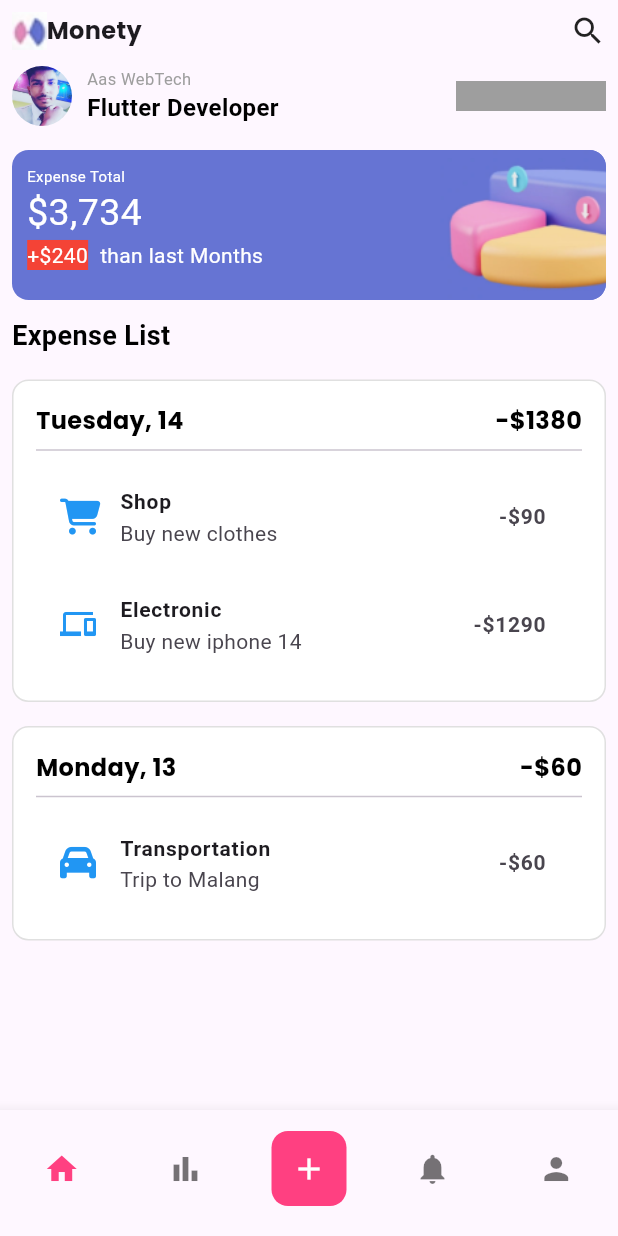
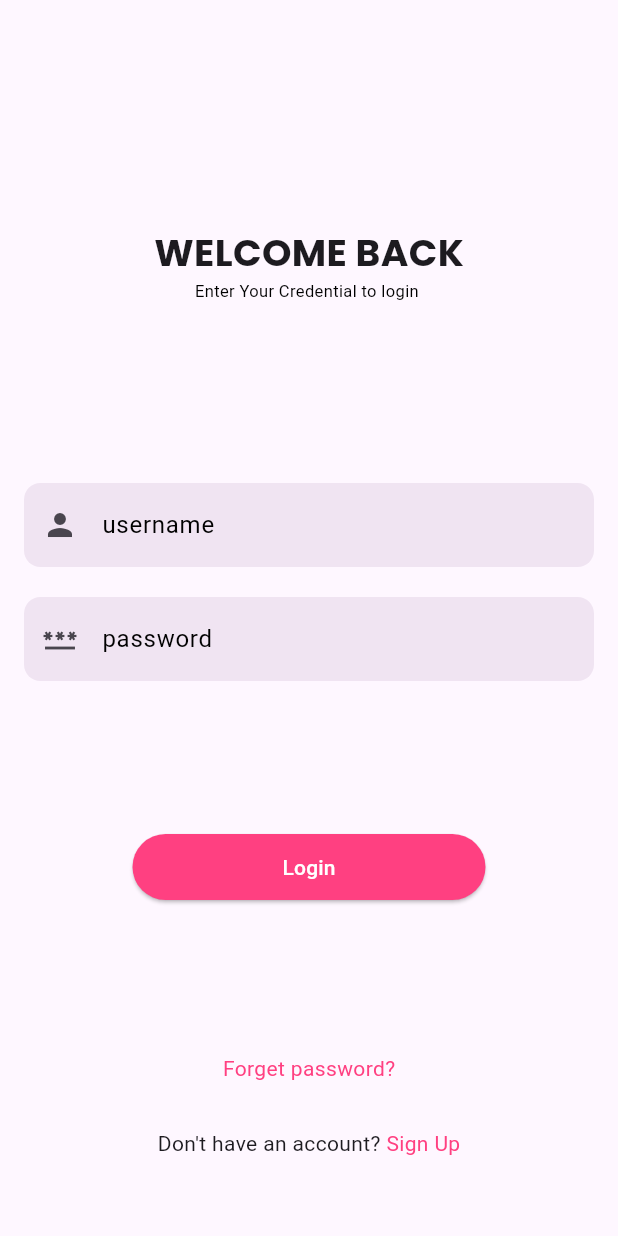
Before and after one commit to aasm0hammad/Expense-Aas-Bloc, a Flutter app: the screen it shows after launch, on a phone screen of 412 x 824 dp. Run offline on Flutter 3.47's test engine with Material 3 defaults, Android fonts, the phone set to English and light mode, and no system bars; our stand-ins replace font_awesome_flutter.

Commit message:
login & signup ui

```diff
--- a/lib/routes/app_routes.dart
+++ b/lib/routes/app_routes.dart
@@ -1,13 +1,19 @@
 import 'package:ass_expense/ui/home_page.dart';
+import 'package:ass_expense/ui/login.dart';
+import 'package:ass_expense/ui/singup.dart';
 import 'package:ass_expense/ui/splash.dart';
 import 'package:flutter/cupertino.dart';
 
 class AppRoutes {
   static const String ROUTE_SPLASH = '/';
+  static const String ROUTE_LOGIN = 'login';
+  static const String ROUTE_SIGNUP = 'signUp';
   static const String ROUTE_HOME = 'home';
 
   static Map<String, WidgetBuilder> getRoutes() => {
         ROUTE_SPLASH: (context) => Splash(),
+        ROUTE_LOGIN: (context) => Login(),
+        ROUTE_SIGNUP: (context) => Signup(),
         ROUTE_HOME: (context) => HomePage(),
       };
 }
--- a/lib/ui/BottomNavigationBar_ui/nav_home.dart
+++ b/lib/ui/BottomNavigationBar_ui/nav_home.dart
@@ -42,7 +42,7 @@ class NavHomePage extends StatelessWidget {
   Widget build(BuildContext context) {
     return Scaffold(
         body: Padding(
-      padding: const EdgeInsets.all(8.0),
+      padding: const EdgeInsets.only(top: 25,left: 8,right: 8),
       child: Column(
         crossAxisAlignment: CrossAxisAlignment.start,
         children: [
@@ -193,8 +193,9 @@ class NavHomePage extends StatelessWidget {
                           subtitle: Text(item['subTitle']),
                           trailing: Text(
                             item['amount'],
+
                             style: TextStyle(
-                                fontSize: 14, fontWeight: FontWeight.bold),
+                                fontSize: 14, fontWeight: FontWeight.bold,),
                           ),
                         );
                       }),
--- /dev/null
+++ b/lib/ui/login.dart
@@ -0,0 +1,91 @@
+import 'package:ass_expense/routes/app_routes.dart';
+import 'package:flutter/material.dart';
+
+class Login extends StatelessWidget {
+  const Login({super.key});
+
+  @override
+  Widget build(BuildContext context) {
+    return Scaffold(
+      body: Padding(
+        padding: const EdgeInsets.only(top: 150, left: 16, right: 16),
+        child: Column(
+          children: [
+            Center(
+                child: Text(
+              "WELCOME BACK",
+              style: TextStyle(fontFamily: "Poppins", fontSize: 25),
+            )),
+            Text(
+              "Enter Your Credential to login ",
+              style: TextStyle(fontSize: 11, color: Colors.black),
+            ),
+            SizedBox(
+              height: 120,
+            ),
+            user("username", Icon(Icons.person)),
+            SizedBox(
+              height: 20,
+            ),
+            user("password", Icon(Icons.password)),
+            SizedBox(
+              height: 100,
+            ),
+            ElevatedButton(
+              onPressed: () {
+                Navigator.pushReplacementNamed(context, AppRoutes.ROUTE_HOME);
+                 },
+              child: Text("Login"),
+              style: ElevatedButton.styleFrom(
+                  backgroundColor: Colors.pinkAccent,
+                  foregroundColor: Colors.white,
+                  padding: EdgeInsets.symmetric(horizontal: 100, vertical: 12)),
+            ),
+            SizedBox(
+              height: 100,
+            ),
+            Text(
+              "Forget password?",
+              style: TextStyle(color: Colors.pinkAccent),
+            ),
+            SizedBox(
+              height: 30,
+            ),
+            InkWell(
+              onTap: (){
+                Navigator.pushNamed(context, AppRoutes.ROUTE_SIGNUP);
+              },
+              child: Text.rich(TextSpan(text: "Don't have an account? ", children: [
+                TextSpan(
+                    text: "Sign Up", style: TextStyle(color: Colors.pinkAccent))
+              ])),
+            )
+          ],
+        ),
+      ),
+    );
+  }
+
+  static Widget user(title, icon) {
+    return TextField(
+
+
+      decoration: InputDecoration(
+        hintText: title,
+        hintStyle: TextStyle(color: Colors.black),
+        prefixIcon: icon,
+        filled: true,
+        fillColor: Color(0xffF0E4F2),
+        focusedBorder: OutlineInputBorder(
+          borderRadius: BorderRadius.circular(11),
+          borderSide: BorderSide.none,
+        ),
+        enabledBorder: OutlineInputBorder(
+          borderRadius: BorderRadius.circular(11),
+
+          borderSide: BorderSide.none,
+        ),
+      ),
+    );
+  }
+}
--- a/lib/ui/splash.dart
+++ b/lib/ui/splash.dart
@@ -16,7 +16,7 @@ class SplashState extends State<Splash> {
     // TODO: implement initState
     super.initState();
     Timer(Duration(seconds: 3), () {
-      Navigator.pushReplacementNamed(context, AppRoutes.ROUTE_HOME);
+      Navigator.pushReplacementNamed(context, AppRoutes.ROUTE_LOGIN);
     });
   }
 
```
Also changed, not shown: lib/ui/home_page.dart (+16 -2 lines), lib/ui/singup.dart (added, +115 -0 lines).
